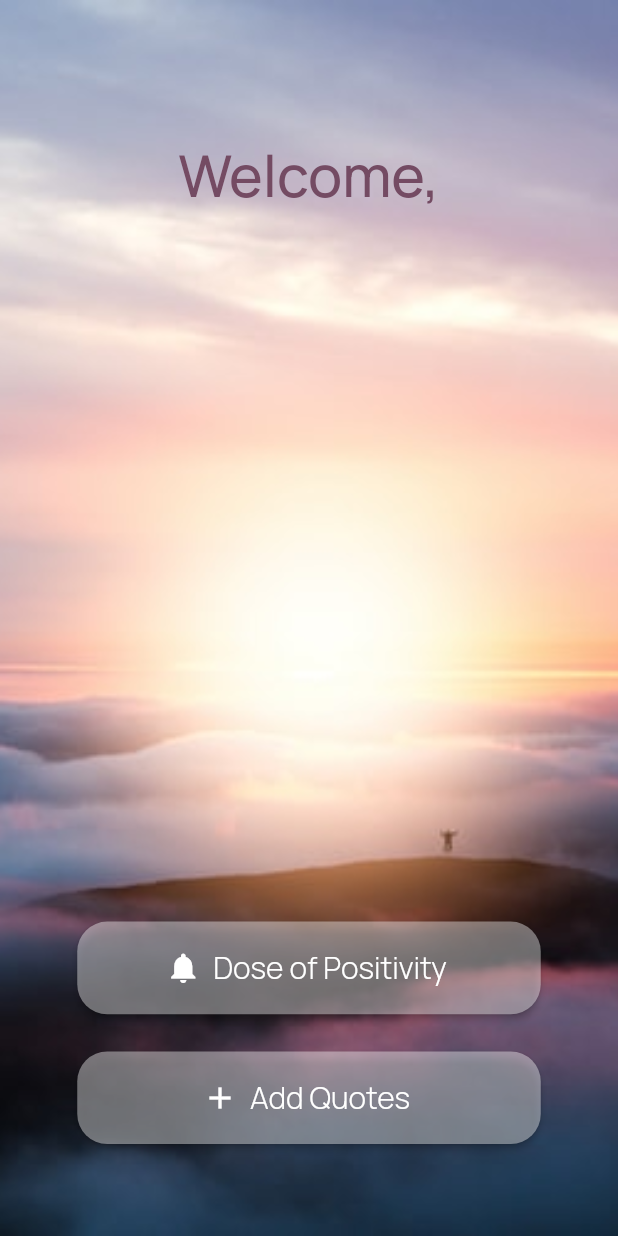
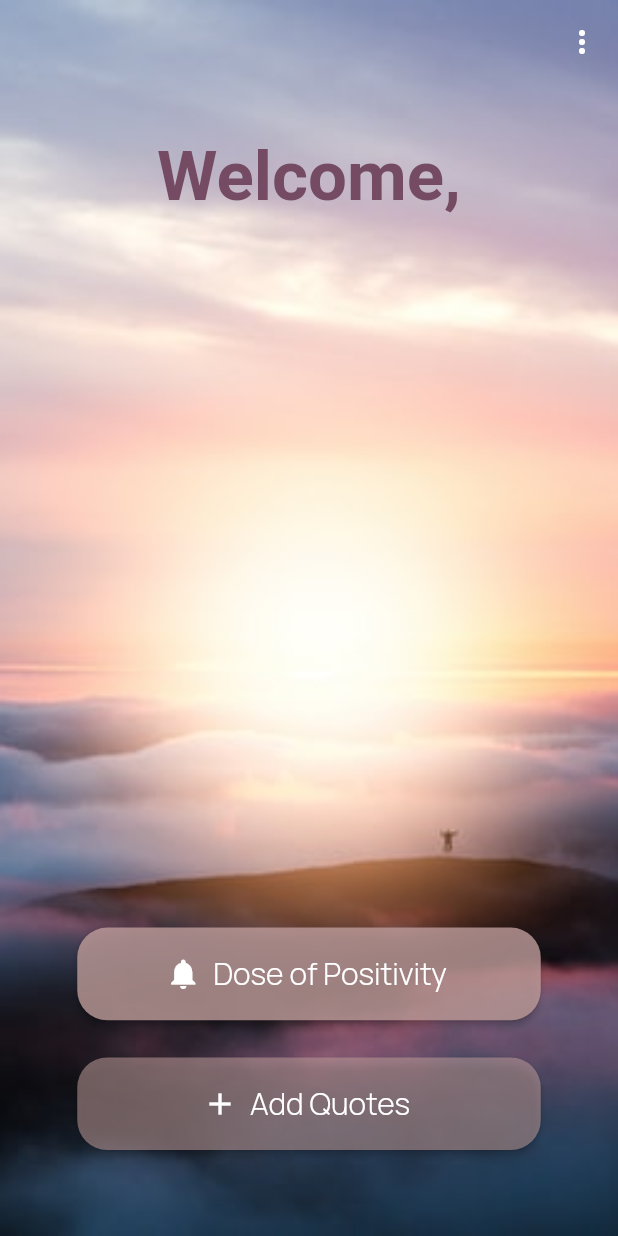
Before and after one commit to yashwin1/Good_Vibes, a Flutter app: the HomePage screen opened directly, on a phone screen of 412 x 824 dp. Run offline on Flutter 3.47's test engine with Material 2 defaults, Android fonts, the light colour scheme and no system bars; our stand-ins replace firebase_auth, firebase_core, firebase_database, flutter_local_notifications, flutter_native_timezone, flutter_signin_button and 4 more; accounts and stored records are empty.

Commit message:
Sign out button added; Duplicate user entry in db resolved

```diff
--- a/lib/main.dart
+++ b/lib/main.dart
@@ -21,6 +21,7 @@ DatabaseReference databaseReference = FirebaseDatabase.instance.reference();
 List<Quote> quotes = [];
 double height = 0;
 double width = 0;
+FirebaseService service = new FirebaseService();
 
 Future<void> main() async {
 
@@ -124,12 +125,17 @@ Future<void> scheduleNotification({int id = 0}) async {
 
   //TODO: Change schceduled time to hour, minute
   final tz.TZDateTime now = tz.TZDateTime.now(tz.local);
-  tz.TZDateTime scheduledDate = tz.TZDateTime(tz.local, now.year, now.month, now.day, 19, 43);
+  tz.TZDateTime scheduledDate = tz.TZDateTime(tz.local, now.year, now.month, now.day, 13, 11);
 
   if (id == 1){
-    scheduledDate = tz.TZDateTime(tz.local, now.year, now.month, now.day, 19, 02);
+    scheduledDate = tz.TZDateTime(tz.local, now.year, now.month, now.day, 13, 12);
   }
 
+  if (scheduledDate.isBefore(now)) {
+    scheduledDate = scheduledDate.add(const Duration(days: 1));
+  }
+
+  //TODO: Change notification icon
   await flutterLocalNotificationsPlugin.zonedSchedule(
     id,
     'Dose of positivity',
@@ -149,7 +155,7 @@ Future<void> scheduleNotification({int id = 0}) async {
     uiLocalNotificationDateInterpretation:
     UILocalNotificationDateInterpretation.absoluteTime,
     matchDateTimeComponents: DateTimeComponents.time,
-    payload: quotes[0].key);
+    payload: id.toString() + quotes[0].key);
 
   // await flutterLocalNotificationsPlugin.schedule(0, 'Office', 'Wazzup', scheduledNotificationDateTime, platformChannelSpecifics);
   // await flutterLocalNotificationsPlugin.periodicallyShow(0, 'Office', 'Wazzup', scheduledNotificationDateTime, platformChannelSpecifics);
@@ -158,7 +164,7 @@ Future<void> scheduleNotification({int id = 0}) async {
 
 Future onSelectNotifications(String? payload) async {
 
-  if (payload == "0") {
+  if (payload![0] == "0") {
     await scheduleNotification(id: 1);
   }
   else {
@@ -348,7 +354,6 @@ class _LoginPageState extends State<LoginPage> {
                 setState(() {
                   isLoading = true;
                 });
-                FirebaseService service = new FirebaseService();
                 try {
                   await service.signInwithGoogle();
                   // User? user = FirebaseAuth.instance.currentUser;
@@ -559,6 +564,7 @@ class _HomePage extends State<HomePage> {
                       gravity: ToastGravity.CENTER,
                       timeInSecForIosWeb: 1
                     );
+                    scheduleNotification(id: 0);
                   },
                   child: Text(
                     'Yes',
@@ -798,10 +804,33 @@ class _HomePage extends State<HomePage> {
 
     return Scaffold(
       resizeToAvoidBottomInset: false,
-      // appBar: AppBar(
-      //   // title: Text(widget.title),
-      //   title: Text('Welcome ${FirebaseAuth.instance.currentUser!.displayName!}'),
-      // ),
+      extendBodyBehindAppBar: true,
+      appBar: new AppBar(
+        title: new Text("",),
+        backgroundColor: Colors.transparent,
+        elevation: 0.0,
+        actions: [
+          PopupMenuButton(
+            shape: OutlineInputBorder(
+              borderRadius: BorderRadius.circular(10),
+              borderSide: BorderSide(
+                color: Colors.white,
+                width: 1
+              ),
+            ),
+            itemBuilder: (context) => [
+              PopupMenuItem(
+                child: Text("Sign out"),
+                value: 1,
+              ),
+            ],
+            onSelected: (value) {
+              service.signOutFromGoogle();
+              Navigator.of(context).pushReplacement(MaterialPageRoute(builder: (_) => LoginPage()));
+            },
+          ),
+        ],
+      ),
       body: Container(
         decoration: BoxDecoration(
           image: DecorationImage(
@@ -809,7 +838,6 @@ class _HomePage extends State<HomePage> {
             fit: BoxFit.cover,
           ),
         ),
-        // body: Center(
         child: Center(
           child: Column(
             mainAxisAlignment: MainAxisAlignment.start,
@@ -822,12 +850,12 @@ class _HomePage extends State<HomePage> {
                 child: Text(
                   'Welcome, \n ${FirebaseAuth.instance.currentUser!.displayName!}',
                   textAlign: TextAlign.center,
-                  style: GoogleFonts.manrope(
+                  style: GoogleFonts.indieFlower(
                     textStyle: TextStyle(
-                      fontSize: 38,
+                      fontSize: 46,
                       // color: Colors.white,
                       color: Color(0xff744B63),
-                      fontWeight: FontWeight.w500,
+                      fontWeight: FontWeight.w600,
                     ),
                   ),
                 ),
@@ -856,7 +884,7 @@ class _HomePage extends State<HomePage> {
                         borderRadius: BorderRadius.circular(20.0),
                       )
                     ),
-                    backgroundColor: MaterialStateProperty.all<Color>(Colors.white.withOpacity(0.4)),
+                    backgroundColor: MaterialStateProperty.all<Color>(Color(0xffBF9D9B).withOpacity(0.8)),
                     // padding: MaterialStateProperty.all(EdgeInsets.all(10)),
                   )
                 ),
@@ -885,7 +913,7 @@ class _HomePage extends State<HomePage> {
                         borderRadius: BorderRadius.circular(20.0),
                       )
                     ),
-                    backgroundColor: MaterialStateProperty.all<Color>(Colors.white.withOpacity(0.4)),
+                    backgroundColor: MaterialStateProperty.all<Color>(Color(0xffBF9D9B).withOpacity(0.55)),
                     // padding: MaterialStateProperty.all(EdgeInsets.all(20)),
                   )
                 ),
```
Also changed, not shown: lib/services/FirebaseService.dart (+5 -3 lines).
